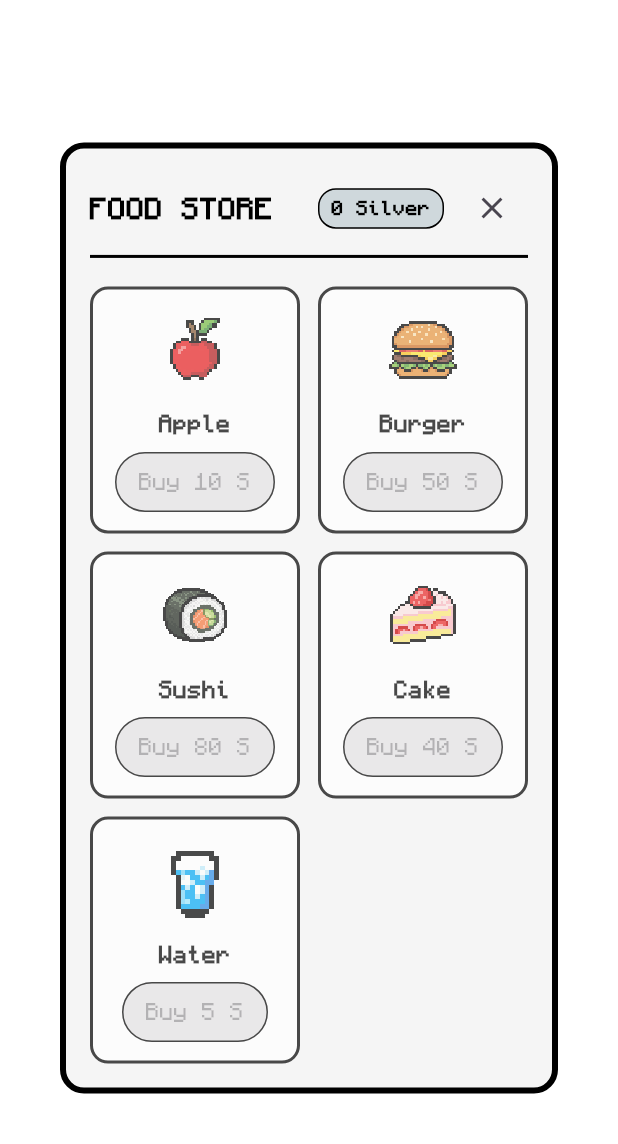
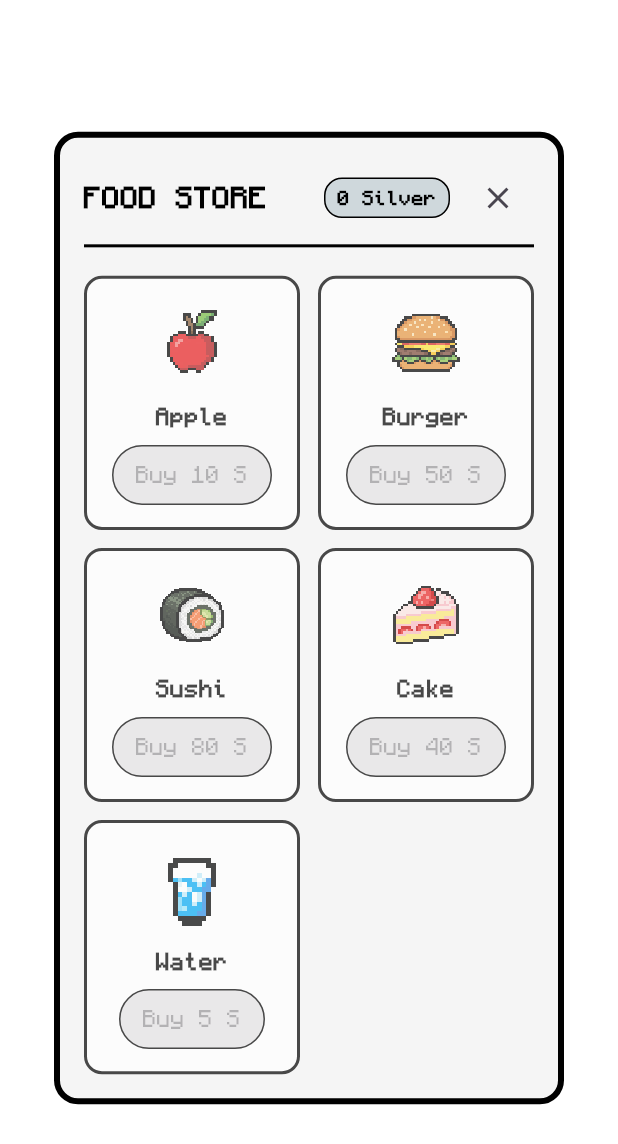
Before and after one commit to StrawberryFrappe/SyncCompanion, a Flutter app: the FoodStore widget shown alone on an empty page, opened directly with empty values, on a phone screen of 412 x 824 dp. Shown: the top 1144 px of the screen. Run offline on Flutter 3.47's test engine with Material 3 defaults, Android fonts, the phone set to English and light mode, and no system bars; our stand-ins replace flutter_blue_plus, shared_preferences; missing offline and left inert: flame, flutter_foreground_task; accounts and stored records are empty; statements that could not run were skipped.

```diff
--- a/lib/screens/widgets/food_menu.dart
+++ b/lib/screens/widgets/food_menu.dart
@@ -15,8 +15,10 @@ class FoodStore extends StatelessWidget {
   Widget build(BuildContext context) {
     return Dialog(
       backgroundColor: Colors.transparent,
-      // Increased insetPadding to make dialog smaller (popup style)
-      insetPadding: const EdgeInsets.symmetric(horizontal: 40, vertical: 80),
+      // Remove insetPadding to allow centering of small constraints
+      insetPadding: EdgeInsets.zero,
+      child: ConstrainedBox(
+        constraints: const BoxConstraints(maxWidth: 340),
         child: Container(
           padding: const EdgeInsets.all(16),
           decoration: BoxDecoration(
@@ -128,6 +130,7 @@ class FoodStore extends StatelessWidget {
           ],
         ),
       ),
+      ),
     );
   }
 }
```
Also changed, not shown: lib/screens/widgets/wardrobe_menu.dart (+5 -2 lines), assets/images/BobTheFruity.png (added), assets/images/flower_crown.png (added). Lines whose indentation alone changed are shown as unchanged.
